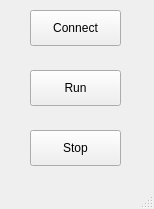
Above: Client/mainwindow.ui from cchafe/creating_a_musical_inferface before the change. Below: the same form after it.
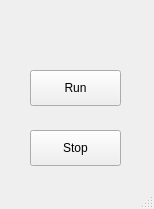
That is the form after the change.

```diff
--- a/Client/mainwindow.ui
+++ b/Client/mainwindow.ui
@@ -14,19 +14,6 @@
    <string>MainWindow</string>
   </property>
   <widget class="QWidget" name="centralwidget">
-   <widget class="QPushButton" name="connectButton">
-    <property name="geometry">
-     <rect>
-      <x>30</x>
-      <y>10</y>
-      <width>91</width>
-      <height>36</height>
-     </rect>
-    </property>
-    <property name="text">
-     <string>Connect</string>
-    </property>
-   </widget>
    <widget class="QPushButton" name="runButton">
     <property name="geometry">
      <rect>
```
